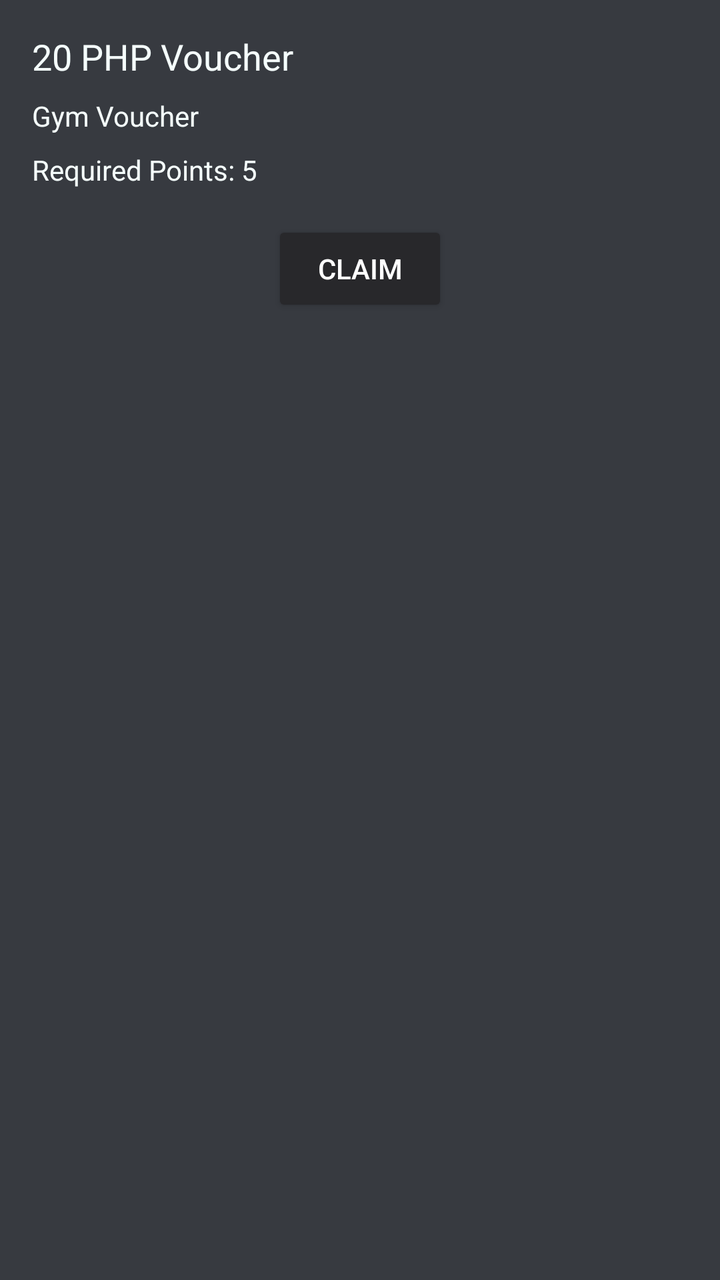
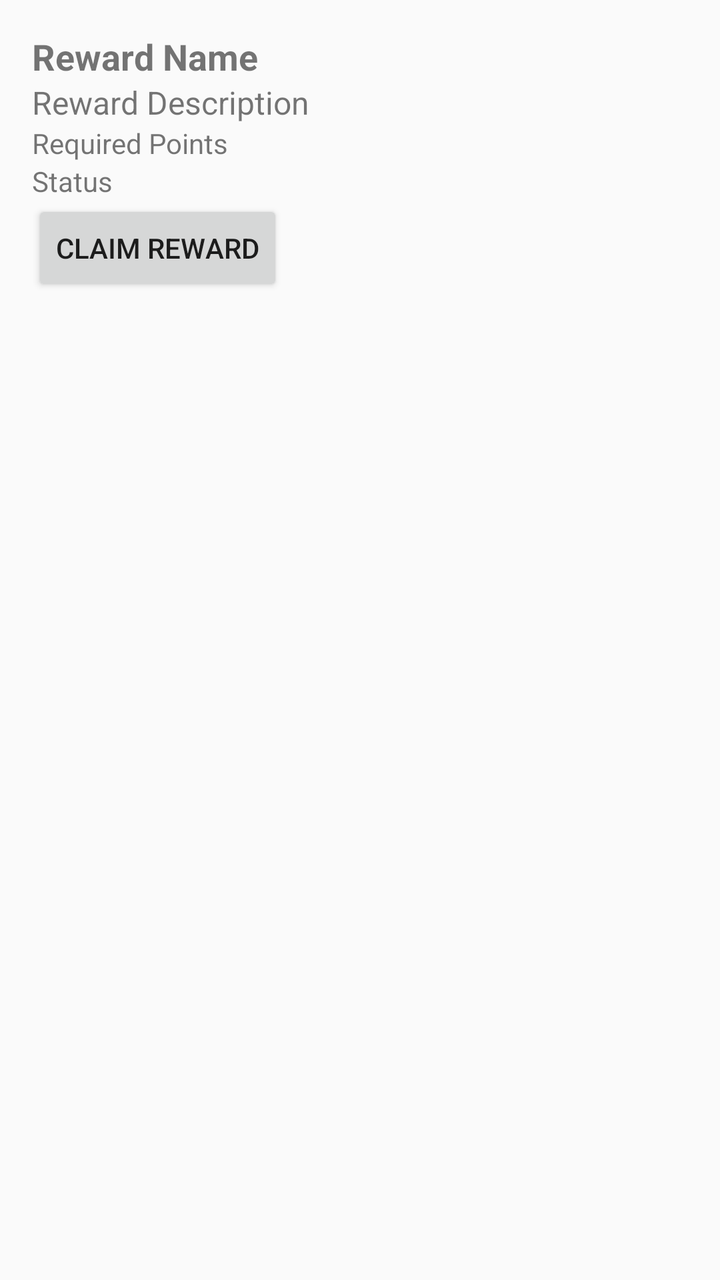

Screens rendered from an Android XML layout before and after an edit, with the pre-edit source and the edit as a unified diff.
<!-- AndroidManifest.xml: application theme Theme.SMKitUIDemoApp -->
<!-- res/layout/item_reward.xml -->
<?xml version="1.0" encoding="utf-8"?>
<androidx.constraintlayout.widget.ConstraintLayout xmlns:android="http://schemas.android.com/apk/res/android"
    xmlns:app="http://schemas.android.com/apk/res-auto"
    android:layout_width="match_parent"
    android:layout_height="wrap_content"
    android:layout_margin="8dp"
    android:background="@color/primary_color"
    android:padding="16dp">

    <TextView
        android:id="@+id/rewardNameTextView"
        android:layout_width="0dp"
        android:layout_height="wrap_content"
        android:text="20 PHP Voucher"
        android:textColor="@color/other_white"
        android:textSize="18sp"
        app:layout_constraintEnd_toEndOf="parent"
        app:layout_constraintStart_toStartOf="parent"
        app:layout_constraintTop_toTopOf="parent" />

    <TextView
        android:id="@+id/rewardDescriptionTextView"
        android:layout_width="0dp"
        android:layout_height="wrap_content"
        android:layout_marginTop="8dp"
        android:text="Gym Voucher"
        android:textColor="@color/other_white"
        android:textSize="14sp"
        app:layout_constraintEnd_toEndOf="parent"
        app:layout_constraintStart_toStartOf="parent"
        app:layout_constraintTop_toBottomOf="@+id/rewardNameTextView" />

    <TextView
        android:id="@+id/requiredPointsTextView"
        android:layout_width="0dp"
        android:layout_height="wrap_content"
        android:layout_marginTop="8dp"
        android:text="Required Points: 5"
        android:textColor="@color/other_white"
        android:textSize="14sp"
        app:layout_constraintEnd_toEndOf="parent"
        app:layout_constraintStart_toStartOf="parent"
        app:layout_constraintTop_toBottomOf="@+id/rewardDescriptionTextView" />

    <Button
        android:id="@+id/claimRewardButton"
        android:layout_width="wrap_content"
        android:layout_height="wrap_content"
        android:layout_marginTop="16dp"
        android:backgroundTint="@color/black"
        android:text="Claim"
        android:textColor="@color/white"
        app:layout_constraintEnd_toEndOf="parent"
        app:layout_constraintStart_toStartOf="parent"
        app:layout_constraintTop_toBottomOf="@+id/requiredPointsTextView" />
</androidx.constraintlayout.widget.ConstraintLayout>
<!-- resources referenced by this layout -->
<resources>
  <color name="black">#28282B</color>
  <color name="other_white">#F5FEFD</color>
  <color name="primary_color">#373A40</color>
  <color name="white">#FFFFFFFF</color>
  <style name="Theme.SMKitUIDemoApp" parent="Theme.AppCompat.DayNight.NoActionBar" />
</resources>

<!-- the commit's change to res/layout/item_reward.xml (unified diff, before → after) -->
@@ -1,56 +1,43 @@
 <?xml version="1.0" encoding="utf-8"?>
-<androidx.constraintlayout.widget.ConstraintLayout xmlns:android="http://schemas.android.com/apk/res/android"
-    xmlns:app="http://schemas.android.com/apk/res-auto"
+<LinearLayout xmlns:android="http://schemas.android.com/apk/res/android"
     android:layout_width="match_parent"
     android:layout_height="wrap_content"
-    android:layout_margin="8dp"
-    android:background="@color/primary_color"
+    android:orientation="vertical"
     android:padding="16dp">
 
     <TextView
         android:id="@+id/rewardNameTextView"
-        android:layout_width="0dp"
+        android:layout_width="wrap_content"
         android:layout_height="wrap_content"
-        android:text="20 PHP Voucher"
-        android:textColor="@color/other_white"
+        android:text="Reward Name"
         android:textSize="18sp"
-        app:layout_constraintEnd_toEndOf="parent"
-        app:layout_constraintStart_toStartOf="parent"
-        app:layout_constraintTop_toTopOf="parent" />
+        android:textStyle="bold" />
 
     <TextView
         android:id="@+id/rewardDescriptionTextView"
-        android:layout_width="0dp"
+        android:layout_width="wrap_content"
         android:layout_height="wrap_content"
-        android:layout_marginTop="8dp"
-        android:text="Gym Voucher"
-        android:textColor="@color/other_white"
-        android:textSize="14sp"
-        app:layout_constraintEnd_toEndOf="parent"
-        app:layout_constraintStart_toStartOf="parent"
-        app:layout_constraintTop_toBottomOf="@+id/rewardNameTextView" />
+        android:text="Reward Description"
+        android:textSize="16sp" />
 
     <TextView
         android:id="@+id/requiredPointsTextView"
-        android:layout_width="0dp"
+        android:layout_width="wrap_content"
         android:layout_height="wrap_content"
-        android:layout_marginTop="8dp"
-        android:text="Required Points: 5"
-        android:textColor="@color/other_white"
-        android:textSize="14sp"
-        app:layout_constraintEnd_toEndOf="parent"
-        app:layout_constraintStart_toStartOf="parent"
-        app:layout_constraintTop_toBottomOf="@+id/rewardDescriptionTextView" />
+        android:text="Required Points"
+        android:textSize="14sp" />
+
+    <TextView
+        android:id="@+id/rewardStatusTextView"
+        android:layout_width="wrap_content"
+        android:layout_height="wrap_content"
+        android:text="Status"
+        android:textSize="14sp" />
 
     <Button
         android:id="@+id/claimRewardButton"
         android:layout_width="wrap_content"
         android:layout_height="wrap_content"
-        android:layout_marginTop="16dp"
-        android:backgroundTint="@color/black"
-        android:text="Claim"
-        android:textColor="@color/white"
-        app:layout_constraintEnd_toEndOf="parent"
-        app:layout_constraintStart_toStartOf="parent"
-        app:layout_constraintTop_toBottomOf="@+id/requiredPointsTextView" />
-</androidx.constraintlayout.widget.ConstraintLayout>
+        android:text="Claim Reward" />
+
+</LinearLayout>
<!-- resource entries referenced after the edit -->
@@ -1,9 +1,5 @@
 <!-- resources referenced by this layout -->
 <resources>
-  <color name="black">#28282B</color>
-  <color name="other_white">#F5FEFD</color>
-  <color name="primary_color">#373A40</color>
-  <color name="white">#FFFFFFFF</color>
   <style name="Theme.SMKitUIDemoApp" parent="Theme.AppCompat.DayNight.NoActionBar" />
 </resources>
 
